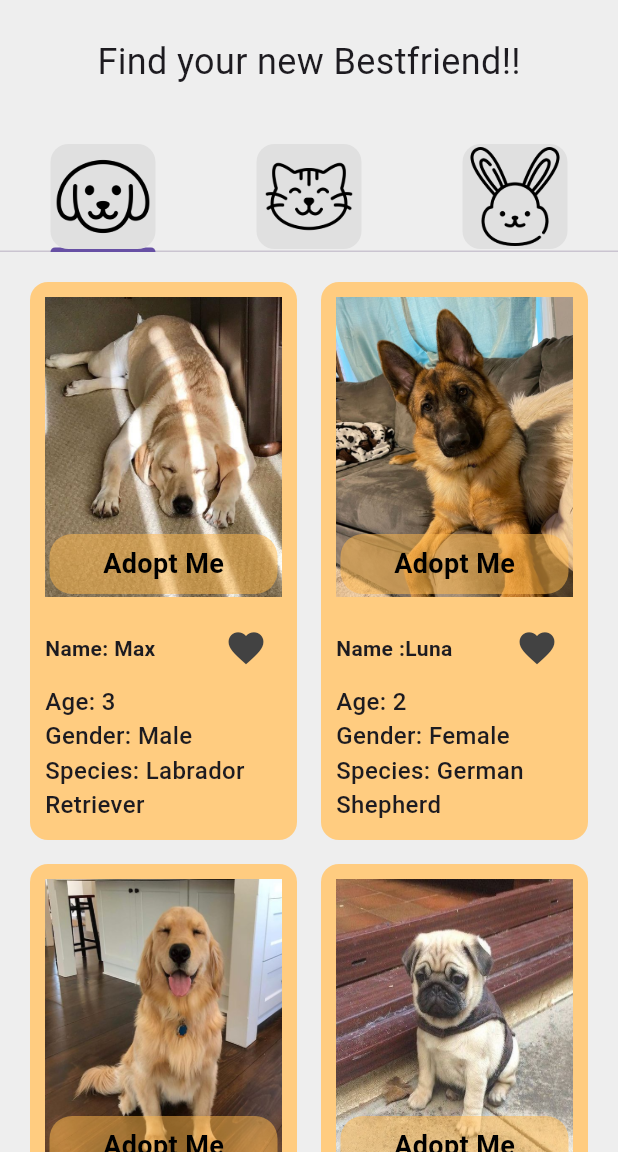
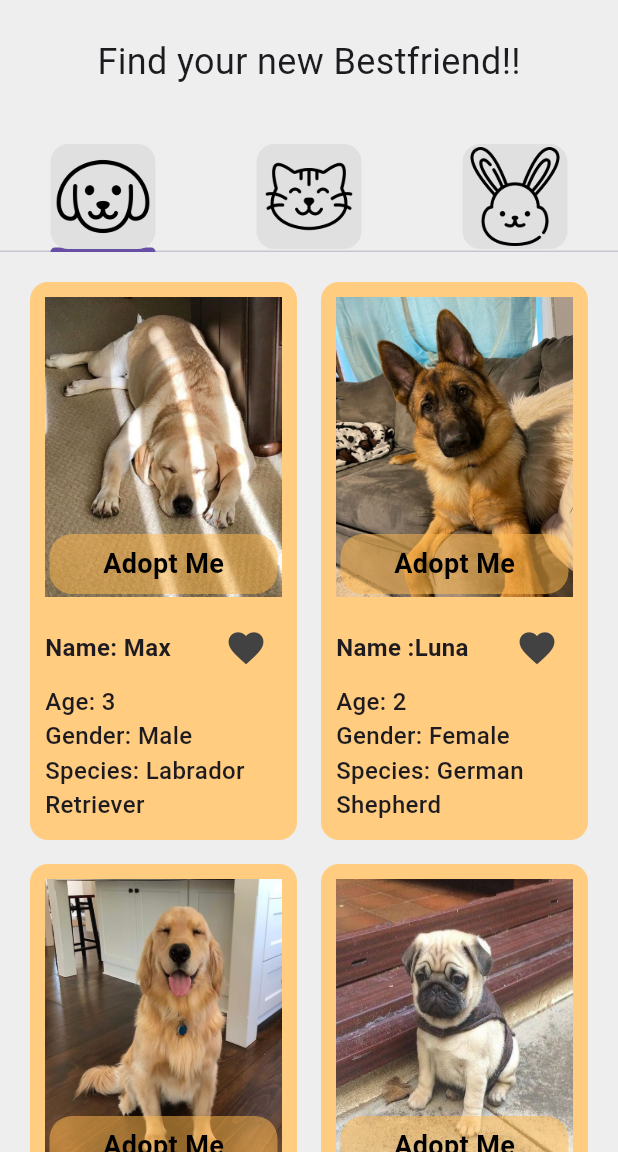
Before and after one commit to kalkidanteklay/flutter-2024-proj, a Flutter app: the UserPage screen opened by its route, on a phone screen of 412 x 824 dp, the part 84-1236 px from its top. Run offline on Flutter 3.47's test engine with Material 3 defaults, Android fonts, the phone set to English and light mode, and no system bars; statements that could not run were skipped.

Commit message:
Update all_tiles.dart

```diff
--- a/flutter_pet_pal/lib/presentation/widgets/all_tiles.dart
+++ b/flutter_pet_pal/lib/presentation/widgets/all_tiles.dart
@@ -60,7 +60,7 @@ class AllTile extends StatelessWidget {
               children: [
                 Text(
                   name,
-                  style: TextStyle(fontSize: 14, fontWeight: FontWeight.w600),
+                  style: TextStyle(fontSize: 16, fontWeight: FontWeight.w600),
                 ),
                 Spacer(),
                 IconButton(
```
